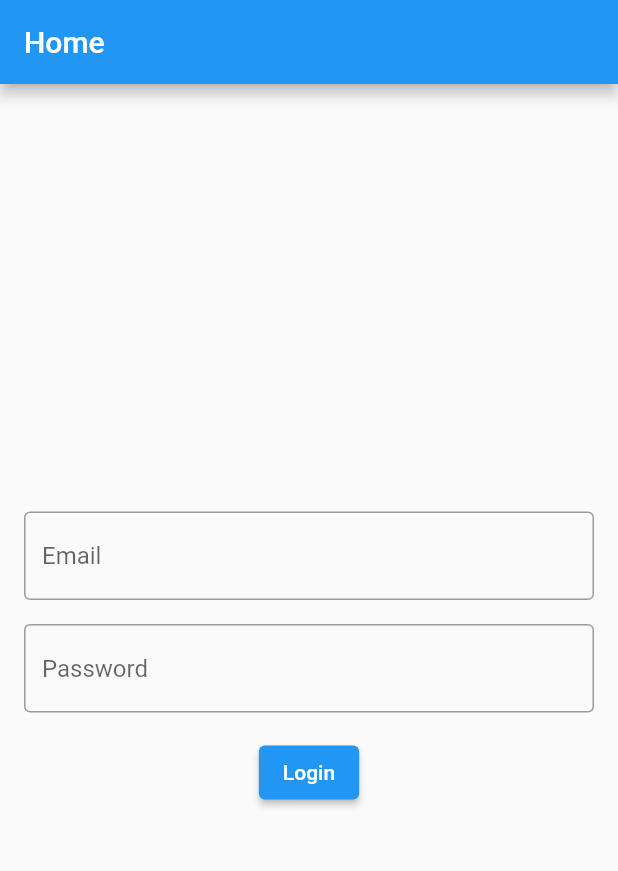
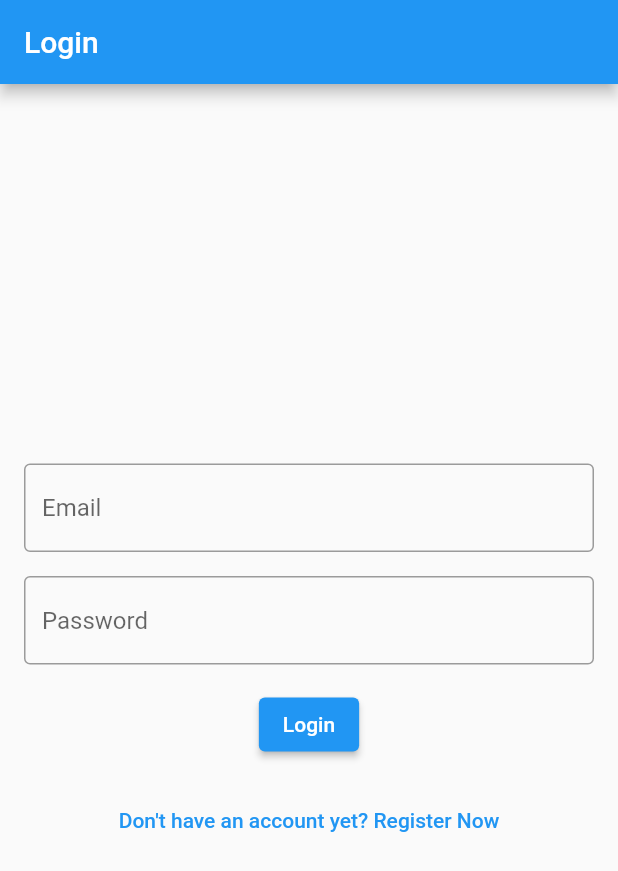
Before and after one commit to IlyasMukatdisov/my_notes, a Flutter app: the screen it shows after launch, on a phone screen of 412 x 824 dp. Shown: the top 871 px of the screen. Run offline on Flutter 3.47's test engine with Material 2 defaults, Android fonts, the phone set to English and light mode, and no system bars; our stand-ins replace firebase_auth, firebase_core; accounts and stored records are empty; generated files the repository leaves out were written again.

Commit message:
created routes between login register and home pages

```diff
--- /dev/null
+++ b/lib/constants.dart
@@ -0,0 +1,6 @@
+abstract class Constants {
+  static const HOME_PAGE_ROUTE = '/';
+  static const LOGIN_PAGE_ROUTE = '/login';
+  static const REGISTER_PAGE_ROUTE = '/register';
+  static const APP_NAME = 'My Notes';
+}
--- a/lib/main.dart
+++ b/lib/main.dart
@@ -1,23 +1,33 @@
 import 'package:flutter/material.dart';
+import 'package:my_notes/constants.dart';
 import 'package:my_notes/pages/home_page.dart';
+import 'package:my_notes/pages/login_page.dart';
+import 'package:my_notes/pages/register_page.dart';
 
 void main() {
   WidgetsFlutterBinding.ensureInitialized();
-  runApp(const MyApp());
+  runApp(MyApp());
 }
 
 class MyApp extends StatelessWidget {
-  const MyApp({Key? key}) : super(key: key);
+  MyApp({Key? key}) : super(key: key);
+
+  final Map<String, Widget Function(BuildContext)> _routes = {
+    Constants.HOME_PAGE_ROUTE: (context) => const HomePage(),
+    Constants.LOGIN_PAGE_ROUTE: (context) => const LoginPage(),
+    Constants.REGISTER_PAGE_ROUTE: (context) => const RegisterPage(),
+  };
 
   @override
   Widget build(BuildContext context) {
     return MaterialApp(
       debugShowCheckedModeBanner: false,
-      title: 'Flutter Demo',
+      title: Constants.APP_NAME,
       theme: ThemeData(
         primarySwatch: Colors.blue,
       ),
-      home: const HomePage(),
+      initialRoute: Constants.HOME_PAGE_ROUTE,
+      routes: _routes,
     );
   }
 }
--- a/lib/pages/home_page.dart
+++ b/lib/pages/home_page.dart
@@ -2,6 +2,7 @@ import 'package:firebase_auth/firebase_auth.dart';
 import 'package:firebase_core/firebase_core.dart';
 import 'package:flutter/material.dart';
 import 'package:my_notes/firebase_options.dart';
+import 'package:my_notes/pages/after_verified_page.dart';
 import 'package:my_notes/pages/login_page.dart';
 import 'package:my_notes/pages/verify_email_page.dart';
 
@@ -11,22 +12,18 @@ class HomePage extends StatelessWidget {
 
   @override
   Widget build(BuildContext context) {
-    return Scaffold(
-      appBar: AppBar(title: const Text('Home')),
-      body: FutureBuilder(
+    return FutureBuilder(
         future: _initFireBase(),
         builder: (context, snapshot) {
           switch (snapshot.connectionState) {
             case ConnectionState.done:
-                return // _checkCurrentUser(context);
-                    LoginPage();
+              return _showPageDependOnCurrentUser(context);
             default:
               return Center(
                 child: const CircularProgressIndicator(),
               );
           }
-          }),
-    );
+        });
   }
 
   Future _initFireBase() async {
@@ -35,20 +32,22 @@ class HomePage extends StatelessWidget {
     );
   }
 
-  Widget _checkCurrentUser(BuildContext context) {
+  Widget _showPageDependOnCurrentUser(BuildContext context) {
     final FirebaseAuth auth = FirebaseAuth.instance;
     final user = auth.currentUser;
-    final bool emailVerified = user?.emailVerified ?? false;
 
-    debugPrint(user?.email);
+    if (user == null) {
+      return LoginPage();
+    } else {
+      final bool emailVerified = user.emailVerified;
+
       if (emailVerified) {
-      debugPrint('Veryfied email');
-      return Container(
-        child: Text("Veryfied"),
-      );
+        debugPrint('${user.email} is verified');
+        return AfterVerifiedPage();
       } else {
-      debugPrint('Not verified email');
+        debugPrint('${user.email} is verified');
         return VerifyEmailPage();
+      }
     }
 
     //final uid = user?.uid ?? -1;
--- a/lib/pages/login_page.dart
+++ b/lib/pages/login_page.dart
@@ -1,6 +1,7 @@
 import 'package:firebase_auth/firebase_auth.dart';
 import 'package:firebase_core/firebase_core.dart';
 import 'package:flutter/material.dart';
+import 'package:my_notes/constants.dart';
 import 'package:my_notes/firebase_options.dart';
 import 'package:my_notes/pages/utils/show_snackbar.dart';
 
@@ -32,7 +33,11 @@ class _LoginPageState extends State<LoginPage> {
 
   @override
   Widget build(BuildContext context) {
-    return FutureBuilder(
+    return Scaffold(
+      appBar: AppBar(
+        title: Text('Login'),
+      ),
+      body: FutureBuilder(
           future: _initFireBase(),
           builder: (context, snapshot) {
             switch (snapshot.connectionState) {
@@ -50,7 +55,8 @@ class _LoginPageState extends State<LoginPage> {
                         decoration: const InputDecoration(
                           hintText: 'Email',
                           border: OutlineInputBorder(
-                          borderSide: BorderSide(width: 1, color: Colors.black),
+                            borderSide:
+                                BorderSide(width: 1, color: Colors.black),
                           ),
                         ),
                       ),
@@ -65,7 +71,8 @@ class _LoginPageState extends State<LoginPage> {
                         decoration: const InputDecoration(
                           hintText: 'Password',
                           border: OutlineInputBorder(
-                          borderSide: BorderSide(width: 1, color: Colors.black),
+                            borderSide:
+                                BorderSide(width: 1, color: Colors.black),
                           ),
                         ),
                       ),
@@ -78,6 +85,20 @@ class _LoginPageState extends State<LoginPage> {
                         },
                         child: const Text('Login'),
                       ),
+                      const SizedBox(
+                        height: 16.0,
+                      ),
+                      TextButton(
+                        onPressed: () {
+                          Navigator.pushNamedAndRemoveUntil(
+                            context,
+                            Constants.REGISTER_PAGE_ROUTE,
+                            (route) => false,
+                          );
+                        },
+                        child: const Text(
+                            "Don't have an account yet? Register Now"),
+                      ),
                     ],
                   ),
                 );
@@ -87,7 +108,8 @@ class _LoginPageState extends State<LoginPage> {
                   child: const CircularProgressIndicator(),
                 );
             }
-        });
+          }),
+    );
   }
 
   void _createUser() async {
--- a/lib/pages/register_page.dart
+++ b/lib/pages/register_page.dart
@@ -1,6 +1,7 @@
 import 'package:firebase_auth/firebase_auth.dart';
 import 'package:firebase_core/firebase_core.dart';
 import 'package:flutter/material.dart';
+import 'package:my_notes/constants.dart';
 import 'package:my_notes/firebase_options.dart';
 import 'package:my_notes/pages/utils/show_snackbar.dart';
 
@@ -32,7 +33,11 @@ class _RegisterPageState extends State<RegisterPage> {
 
   @override
   Widget build(BuildContext context) {
-    return FutureBuilder(
+    return Scaffold(
+      appBar: AppBar(
+        title: const Text('Register'),
+      ),
+      body: FutureBuilder(
           future: _initFireBase(),
           builder: (context, snapshot) {
             switch (snapshot.connectionState) {
@@ -50,7 +55,8 @@ class _RegisterPageState extends State<RegisterPage> {
                         decoration: const InputDecoration(
                           hintText: 'Email',
                           border: OutlineInputBorder(
-                          borderSide: BorderSide(width: 1, color: Colors.black),
+                            borderSide:
+                                BorderSide(width: 1, color: Colors.black),
                           ),
                         ),
                       ),
@@ -65,7 +71,8 @@ class _RegisterPageState extends State<RegisterPage> {
                         decoration: const InputDecoration(
                           hintText: 'Password',
                           border: OutlineInputBorder(
-                          borderSide: BorderSide(width: 1, color: Colors.black),
+                            borderSide:
+                                BorderSide(width: 1, color: Colors.black),
                           ),
                         ),
                       ),
@@ -78,6 +85,15 @@ class _RegisterPageState extends State<RegisterPage> {
                         },
                         child: const Text('Register'),
                       ),
+                      SizedBox(
+                        height: 16,
+                      ),
+                      TextButton(
+                          onPressed: () {
+                            Navigator.pushNamedAndRemoveUntil(context,
+                                Constants.LOGIN_PAGE_ROUTE, (route) => false);
+                          },
+                          child: Text('Already registered? Login here'))
                     ],
                   ),
                 );
@@ -86,7 +102,8 @@ class _RegisterPageState extends State<RegisterPage> {
                   child: CircularProgressIndicator(),
                 );
             }
-        });
+          }),
+    );
   }
 
   void _createUser() async {
--- a/lib/pages/verify_email_page.dart
+++ b/lib/pages/verify_email_page.dart
@@ -11,7 +11,9 @@ class VerifyEmailPage extends StatefulWidget {
 class _VerifyEmailPageState extends State<VerifyEmailPage> {
   @override
   Widget build(BuildContext context) {
-    return Container(
+    return Scaffold(
+      appBar: AppBar(title: Text('Verify Email')),
+      body: Container(
         width: double.infinity,
         padding: const EdgeInsets.symmetric(horizontal: 16.0),
         child: Column(
@@ -30,6 +32,7 @@ class _VerifyEmailPageState extends State<VerifyEmailPage> {
             ),
           ],
         ),
+      ),
     );
   }
 
```
Also changed, not shown: lib/pages/after_verified_page.dart (added, +17 -0 lines), 1 other file. Lines whose indentation alone changed are shown as unchanged.
